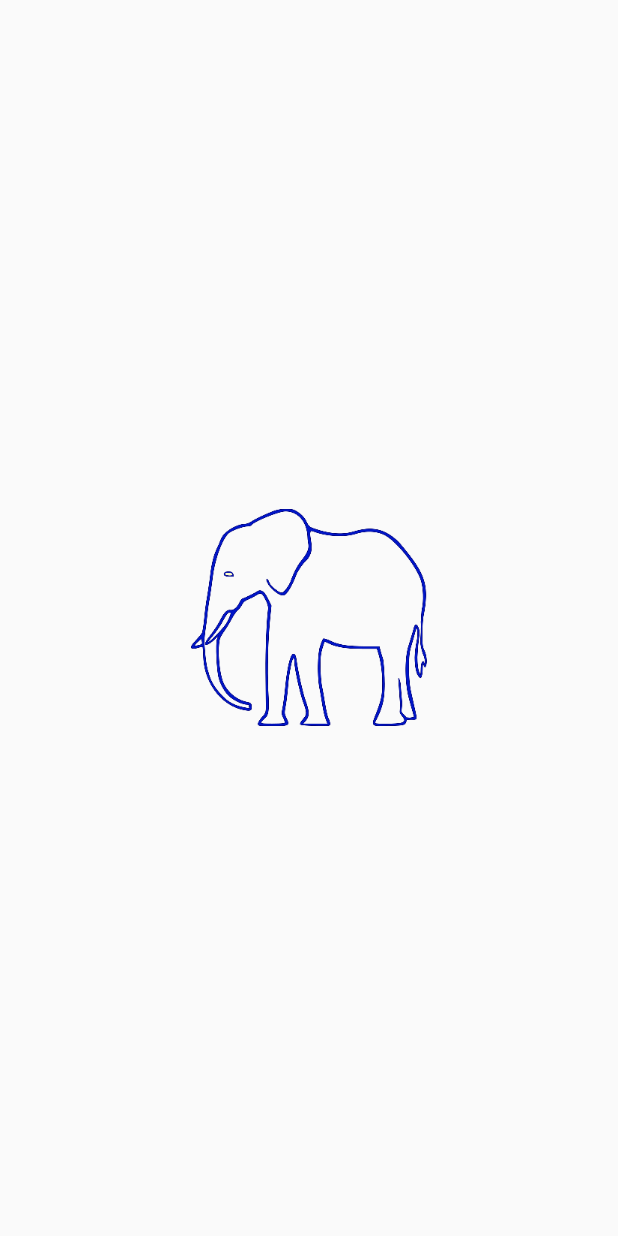
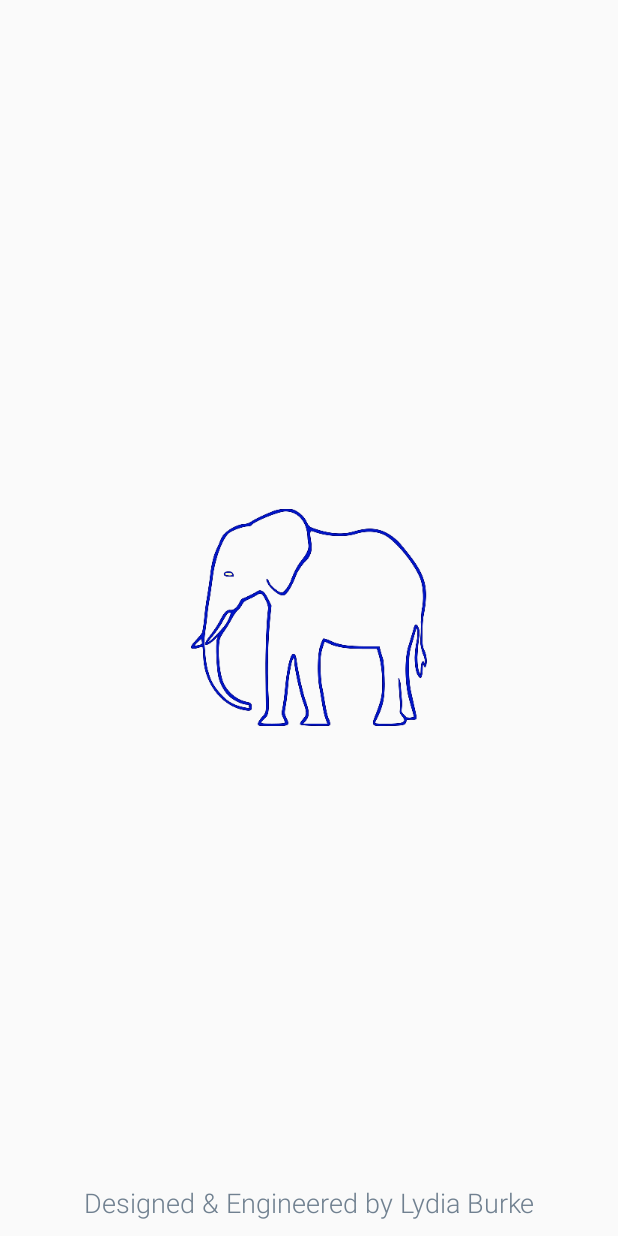
Before and after one commit to burkely/My-First-Android-App, an Android app: the layout activity_splashscreen.xml on its own in the app's theme, with its tools: preview values and no code run, on a phone screen of 412 x 824 dp. Run offline under Robolectric (Android 15) with nearby library versions, the phone set to English and light mode, and no system bars.

Commit message:
tween animation and text fade on splash screen

```diff
--- a/app/src/main/res/anim/fade.xml
+++ b/app/src/main/res/anim/fade_text_splash.xml
@@ -2,6 +2,7 @@
 
 <alpha
     xmlns:android="http://schemas.android.com/apk/res/android"
-    android:fromAlpha="0.1"
+    android:fromAlpha="0.0"
     android:toAlpha="1.0"
-    android:duration="4000" />
+    android:startOffset="2500"
+    android:duration="1000" />
--- a/app/src/main/res/layout-land/activity_add_note.xml
+++ b/app/src/main/res/layout-land/activity_add_note.xml
@@ -105,7 +105,7 @@
         android:layout_height="0dp"
         android:layout_weight="0.14
         "
-        android:background="@color/bottomBar"
+        android:background="@color/bottom_bar_blue"
         >
     </LinearLayout>
 
--- a/app/src/main/res/layout/activity_add_note.xml
+++ b/app/src/main/res/layout/activity_add_note.xml
@@ -132,7 +132,7 @@
         android:layout_width="fill_parent"
         android:layout_height="0dp"
         android:layout_weight="0.12"
-        android:background="@color/bottomBar"
+        android:background="@color/bottom_bar_blue"
         >
     </LinearLayout>
 
--- a/app/src/main/res/layout/activity_display_notes.xml
+++ b/app/src/main/res/layout/activity_display_notes.xml
@@ -26,7 +26,7 @@
         android:layout_width="fill_parent"
         android:layout_height="0dp"
         android:layout_weight="0.12"
-        android:background="@color/bottomBar"
+        android:background="@color/bottom_bar_blue"
         >
     </LinearLayout>
 
--- a/app/src/main/res/layout/activity_splashscreen.xml
+++ b/app/src/main/res/layout/activity_splashscreen.xml
@@ -1,16 +1,33 @@
 <?xml version="1.0" encoding="utf-8"?>
-<LinearLayout xmlns:android="http://schemas.android.com/apk/res/android"
-    android:layout_width="fill_parent"
-    android:layout_height="fill_parent"
-    android:layout_gravity="center"
+<RelativeLayout xmlns:android="http://schemas.android.com/apk/res/android"
+    android:layout_width="match_parent"
+    android:layout_height="match_parent">
+
+    <LinearLayout
+        android:layout_width="match_parent"
+        android:layout_height="match_parent"
         android:id="@+id/lin_lay"
         android:gravity="center"
-    android:orientation="vertical" >
+        android:orientation="vertical"
+        android:layout_alignParentTop="true">
 
         <ImageView
             android:layout_width="wrap_content"
             android:layout_height="wrap_content"
             android:id="@+id/splash"
             android:background="@mipmap/ele_anim_120dpi" />
+    </LinearLayout>
 
-</LinearLayout>
+
+    <TextView
+        android:id="@+id/made_by"
+        android:layout_width="match_parent"
+        android:layout_height="wrap_content"
+        android:textColor="@color/slate_grey"
+        android:text="@string/made_by"
+        android:layout_alignParentBottom="true"
+        android:gravity="center"
+        android:textSize="18sp"
+        android:paddingBottom="10sp" />
+
+</RelativeLayout>
--- a/app/src/main/res/values/colors.xml
+++ b/app/src/main/res/values/colors.xml
@@ -1,8 +1,8 @@
 <?xml version="1.0" encoding="utf-8"?>
 <resources>
     <color name="actionbar_background">#CCCCCC</color>
-    <color name="actionbar_text">#ffffff</color>
     <color name="edittext_line">#0000A0</color>
-    <color name="bottomBar">#000099</color>
+    <color name="bottom_bar_blue">#000099</color>
+    <color name="slate_grey">#708090</color>
 
 </resources>
--- a/app/src/main/res/values/strings.xml
+++ b/app/src/main/res/values/strings.xml
@@ -16,6 +16,6 @@
     <string name="delete_one_note">Delete Item</string>>
     <string name="title_activity_add_notes">AddNotesActivity</string>
 
-    <string name="hello_world">Hello world!</string>
+    <string name="made_by">Designed &amp; Engineered by Lydia Burke</string>
 
 </resources>
```
Also changed, not shown: app/src/main/java/com/lydia/mynote2self/splashscreen.java (+33 -3 lines), app/src/main/res/anim/scale_logo.xml (deleted, +0 -21 lines), app/src/main/res/anim/scale_logo_splash.xml (added, +36 -0 lines), app/src/main/res/layout-land/activity_display_notes.xml (+2 -5 lines). Lines whose indentation alone changed are shown as unchanged.
